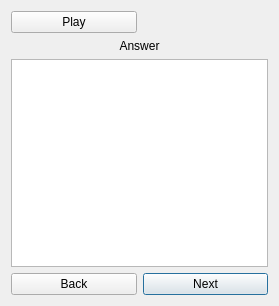
The window that moduledialog.ui (roman808080/spelling) describes before a commit, drawn with Qt 5.
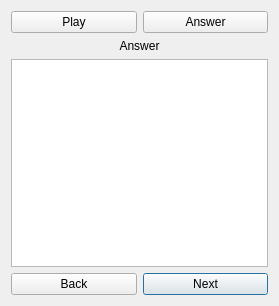
The same window after the commit.

Commit message: Added reactions on buttons.

The edit to the form file:
```diff
--- a/moduledialog.ui
+++ b/moduledialog.ui
@@ -68,6 +68,13 @@
      <item row="2" column="0" colspan="2">
       <widget class="QPlainTextEdit" name="answerText"/>
      </item>
+     <item row="0" column="1">
+      <widget class="QPushButton" name="answerButton">
+       <property name="text">
+        <string>Answer</string>
+       </property>
+      </widget>
+     </item>
     </layout>
    </item>
   </layout>
```
The commit also changes 2 other files.
